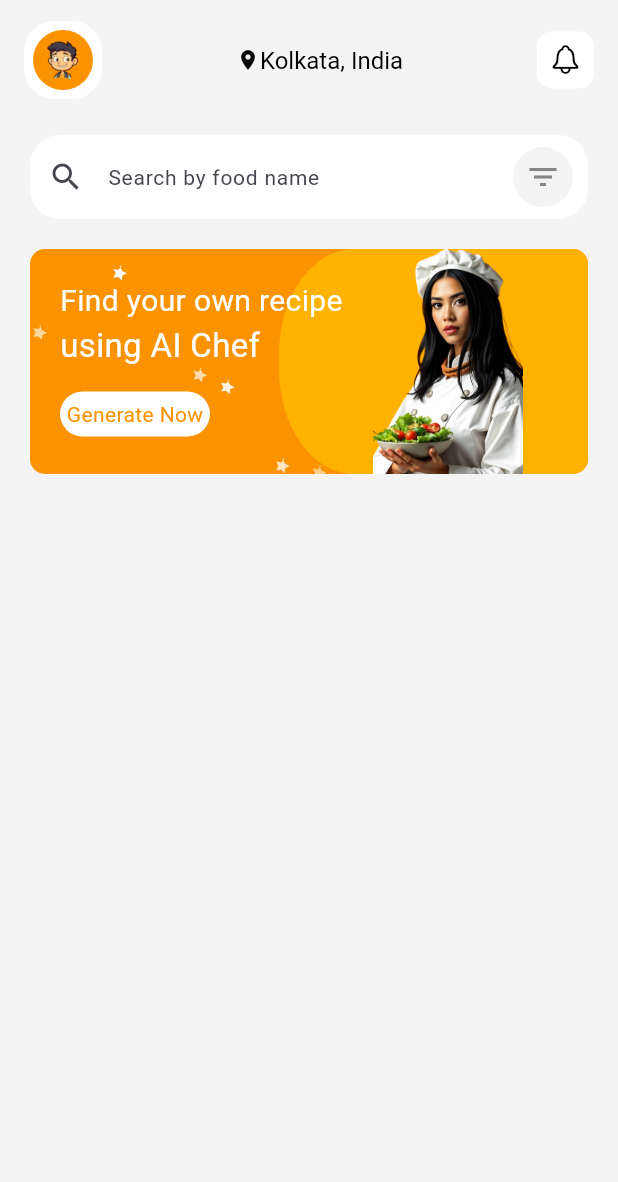
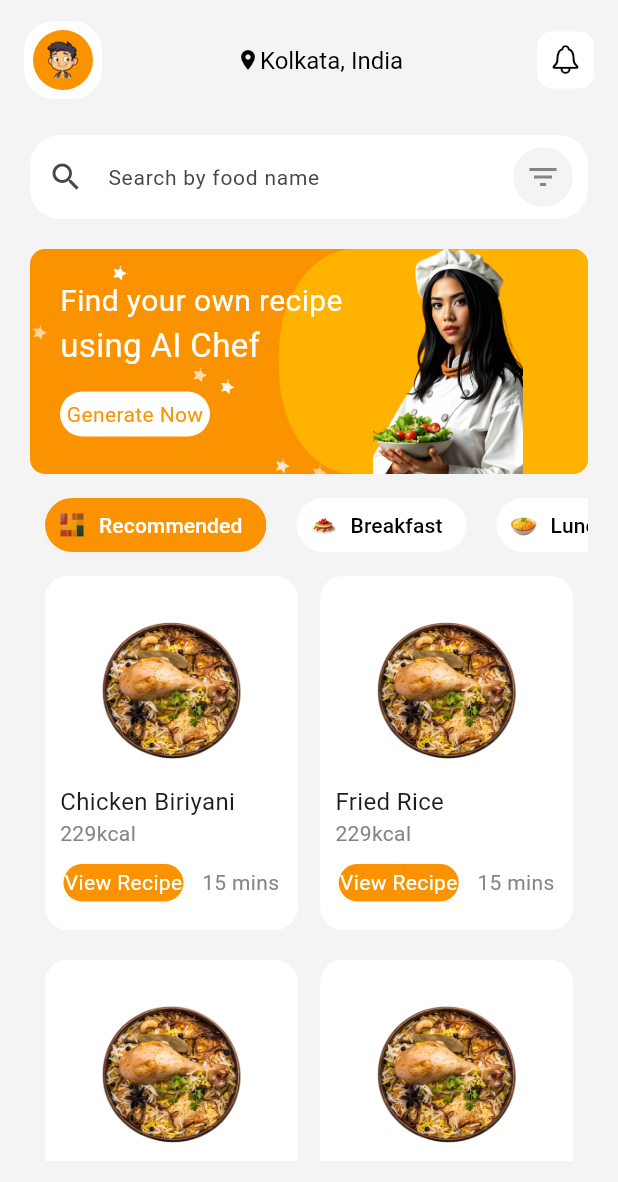
Before and after one commit to priyanshudutta04/MyAIChef, a Flutter app: the screen it shows after launch, on a phone screen of 412 x 824 dp. Shown: the top 1182 px of the screen. Run offline on Flutter 3.47's test engine with Material 3 defaults, Android fonts, the light colour scheme and no system bars; our stand-ins replace audioplayers, geocoding, geolocator, lottie, shimmer, velocity_x.

Commit message:
home ui created

```diff
--- a/lib/pages/home.dart
+++ b/lib/pages/home.dart
@@ -5,13 +5,9 @@ import 'package:geolocator/geolocator.dart';
 import 'package:geocoding/geocoding.dart';
 import 'package:my_ai_chef/widgets/charger_card.dart';
 import 'package:my_ai_chef/widgets/pulsating_gradient.dart';
+import 'package:my_ai_chef/widgets/sparkling_animation.dart';
 import 'package:shimmer/shimmer.dart';
-
-
 import 'package:velocity_x/velocity_x.dart';
-
-
-
 
 class HomePage extends StatefulWidget {
   const HomePage({super.key});
@@ -22,6 +18,33 @@ class HomePage extends StatefulWidget {
 
 class _HomePageState extends State<HomePage> {
 
+  int selectedChipIndex=0;
+  final Map<String, String> filterChips = {
+    "Recommended": "assets/images/recom.png",
+    "Breakfast": "assets/images/breakfast.png",
+    "Lunch": "assets/images/lunch.png",
+    "Appetizer": "assets/images/apetizer.png",
+    "Dinner": "assets/images/dinner.png",
+  };
+
+  final Map<String, List<String>> recomFoods = {
+    "Chicken Biriyani": [
+      "229kcal",
+      "assets/images/biriyani.png"
+    ],
+    "Fried Rice": [
+      "229kcal",
+      "assets/images/biriyani.png"
+    ],
+    "Tikka Masala": [
+      "229kcal",
+      "assets/images/biriyani.png"
+    ],
+    "Noodles": [
+      "229kcal",
+      "assets/images/biriyani.png"
+    ],
+  };
 
   @override
   void initState() {
@@ -204,8 +227,133 @@ class _HomePageState extends State<HomePage> {
                           ),
                         ],
                       ),
+                  ),
 
+                  SizedBox(height: 10,),
+
+                  Center(
+                    child: SingleChildScrollView(
+                      scrollDirection: Axis.horizontal,
+                      child: Row(
+                        children: List<Widget>.generate(filterChips.length, (int index) {
+                          return Padding(
+                            padding: EdgeInsets.symmetric(horizontal:10),
+                            child: FilterChip(
+                              backgroundColor: context.theme.highlightColor,
+                              showCheckmark: false,
+                              selectedColor: context.theme.cardColor,
+                              avatar: Image.asset(
+                                width: 35,
+                                height: 35,
+                                filterChips.values.elementAt(index),
+                                fit: BoxFit.cover,
+                              ),
+                              shape: RoundedRectangleBorder(
+                                borderRadius: BorderRadius.circular(20),
+                              ),
+                              side: BorderSide.none,
+                              label: Text(
+                                filterChips.keys.elementAt(index),
+                                style: TextStyle(
+                                  color: selectedChipIndex== index?context.theme.highlightColor:Colors.black
+                                ),
+                              ),
+                              selected: selectedChipIndex == index,
+                              onSelected: (bool selected) {
+                                setState(() {
+                                  selectedChipIndex =  index;
+                                });
+                              },
+                            ),
+                          );
+                        }),
+                      ),
+                    )
                   ),
+
+
+
+                   Container(
+                    height: 400,
+                     child: GridView.builder(
+                        gridDelegate: SliverGridDelegateWithFixedCrossAxisCount(
+                          crossAxisCount: 2,
+                          crossAxisSpacing: 15.0,
+                          mainAxisSpacing: 20.0,
+                          childAspectRatio: 1/1.4,
+                        ),
+                        itemCount: recomFoods.length,
+                        itemBuilder: (context, index) {
+                          String key = recomFoods.keys.elementAt(index);
+                          List<String>? values = recomFoods[key];
+                          return Container(
+                            decoration: BoxDecoration(
+                               color: context.theme.highlightColor,
+                               borderRadius: BorderRadius.circular(15)
+                            ),
+
+                            child: Column(
+                              crossAxisAlignment: CrossAxisAlignment.start,
+                              mainAxisAlignment: MainAxisAlignment.center,
+                              children: [
+                              Center(
+                                  child: Image.asset(
+                                  width: 120,
+                                  height: 120,
+                                  values![1],
+                                  fit: BoxFit.cover,
+                                ),
+                              ),
+                               Padding(
+                                  padding: const EdgeInsets.symmetric(horizontal: 10),
+                                  child: Text(
+                                      key,
+                                      style: TextStyle( fontSize: 16),
+                                    ),
+                                ),
+                              Padding(
+                                padding: const EdgeInsets.symmetric(horizontal: 10),
+                                child: Text(
+                                   values![0],
+                                    style: TextStyle( fontSize: 14,color: context.theme.splashColor),
+                                ),
+                              ),
+                              SizedBox(height: 10,),
+
+                                Row(
+                                  mainAxisAlignment: MainAxisAlignment.spaceEvenly,
+                                  children: [
+                                    GestureDetector(
+                                      child: Container(
+                                        width: 80,
+                                        height:25,
+                                        decoration: BoxDecoration(
+                                          color: context.theme.cardColor,
+                                          borderRadius: BorderRadius.circular(20)
+                                        ),
+                                        child: Center(child: Text("View Recipe",
+                                          style: TextStyle(color: context.theme.highlightColor),
+                                        )),
+                                      ),
+                                    ),
+                                    Text(
+                                      "15 mins",
+                                      style: TextStyle( fontSize: 14,color: context.theme.splashColor),
+                                    ),
+                                  ],
+                                ),
+
+                            ],
+                          ),
+                          );
+                        },
+                        padding: const EdgeInsets.all(10.0),
+                        physics: AlwaysScrollableScrollPhysics(),
+                     ),
+                   ),
+
+
+
 
 
               ],
@@ -216,162 +364,3 @@ class _HomePageState extends State<HomePage> {
     );
   }
 }
-
-
-class SparklingAnimation extends StatefulWidget {
-  final Widget child;
-
-  const SparklingAnimation({required this.child});
-
-  @override
-  _SparklingAnimationState createState() => _SparklingAnimationState();
-}
-
-class _SparklingAnimationState extends State<SparklingAnimation> with SingleTickerProviderStateMixin {
-  final Random random = Random();
-  final List<List<Offset>> _sparkleTrails = []; // Stores a list of previous positions for each star
-  final List<double> _sparkleOpacities = [];
-  final List<Offset> _velocity = [];
-  late AnimationController _controller;
-
-  final double maxSpeed = 0.3;  // Slow down the movement
-  final int trailLength = 10; // Number of trail positions to store for each star
-
-  @override
-  void initState() {
-    super.initState();
-
-    // Initialize stars with trails
-    for (int i = 0; i < 10; i++) {
-      // Initialize each star's trail with its starting position
-      List<Offset> initialTrail = List.generate(
-        trailLength,
-        (_) => Offset(random.nextDouble() * 200, random.nextDouble() * 200),
-      );
-
-      _sparkleTrails.add(initialTrail);
-      _sparkleOpacities.add(random.nextDouble() * 0.5 + 0.5);
-
-      _velocity.add(Offset(
-        random.nextDouble() * maxSpeed * 2 - maxSpeed,
-        random.nextDouble() * maxSpeed * 2 - maxSpeed,
-      ));
-    }
-
-    _controller = AnimationController(
-      duration: const Duration(milliseconds: 16),
-      vsync: this,
-    )..repeat();
-
-    _controller.addListener(() {
-      for (int i = 0; i < _sparkleTrails.length; i++) {
-        // Update the trail by removing the oldest position and adding the new position
-        List<Offset> trail = _sparkleTrails[i];
-
-        Offset newPosition = trail.last + _velocity[i];
-
-        // Ensure the new position stays within bounds
-        if (newPosition.dx < 0 || newPosition.dx > 200) {
-          _velocity[i] = Offset(-_velocity[i].dx, _velocity[i].dy);
-        }
-        if (newPosition.dy < 0 || newPosition.dy > 200) {
-          _velocity[i] = Offset(_velocity[i].dx, -_velocity[i].dy);
-        }
-
-        // Add new position at the end and remove the oldest position
-        trail.add(newPosition);
-        if (trail.length > trailLength) {
-          trail.removeAt(0);
-        }
-
-        _sparkleTrails[i] = trail;
-      }
-      setState(() {});
-    });
-  }
-
-  @override
-  void dispose() {
-    _controller.dispose();
-    super.dispose();
-  }
-
-  @override
-  Widget build(BuildContext context) {
-    return ClipRect(  // This restricts the drawing area of CustomPaint
-      child: Stack(
-        children: [
-          widget.child,
-          Positioned.fill(
-            child: CustomPaint(
-              painter: SparklingPainter(
-                sparkleTrails: _sparkleTrails,
-                sparkleOpacities: _sparkleOpacities,
-              ),
-            ),
-          ),
-        ],
-      ),
-    );
-  }
-}
-
-class SparklingPainter extends CustomPainter {
-  final List<List<Offset>> sparkleTrails;
-  final List<double> sparkleOpacities;
-
-  SparklingPainter({
-    required this.sparkleTrails,
-    required this.sparkleOpacities,
-  });
-
-  @override
-  void paint(Canvas canvas, Size size) {
-    final Paint paint = Paint()
-      ..color = Colors.white
-      ..style = PaintingStyle.fill;
-
-    for (int i = 0; i < sparkleTrails.length; i++) {
-      final List<Offset> trail = sparkleTrails[i];
-      final double opacity = sparkleOpacities[i];
-
-      // Draw the trail, fading out with each previous position
-      for (int j = 0; j < trail.length - 1; j++) {
-        final Offset start = trail[j];
-        final Offset end = trail[j + 1];
-
-        // Create a fading effect by decreasing opacity for older positions
-        paint.color = Colors.white.withOpacity(opacity * (j + 1) / trail.length);
-
-        // Draw a line segment for the trail
-        canvas.drawLine(start, end, paint);
-      }
-
-      // Draw the current star (last position in the trail)
-      paint.color = Colors.white.withOpacity(opacity);
-      drawStar(canvas, trail.last.dx, trail.last.dy, paint);
-    }
-  }
-
-  void drawStar(Canvas canvas, double x, double y, Paint paint) {
-    final path = Path();
-    const double radius = 5.0;
-    path.moveTo(x, y - radius);
-    for (int i = 1; i <= 5; i++) {
-      path.lineTo(
-        x + radius * cos((i * 2 * pi) / 5),
-        y - radius * sin((i * 2 * pi) / 5),
-      );
-      path.lineTo(
-        x + (radius / 2) * cos(((i * 2 + 1) * pi) / 5),
-        y - (radius / 2) * sin(((i * 2 + 1) * pi) / 5));
-    }
-    path.close();
-    canvas.drawPath(path, paint);
-  }
-
-  @override
-  bool shouldRepaint(covariant CustomPainter oldDelegate) {
-    return true;
-  }
-}
--- /dev/null
+++ b/lib/widgets/sparkling_animation.dart
@@ -0,0 +1,161 @@
+import 'dart:math';
+
+import 'package:flutter/material.dart';
+
+class SparklingAnimation extends StatefulWidget {
+  final Widget child;
+
+  const SparklingAnimation({required this.child});
+
+  @override
+  _SparklingAnimationState createState() => _SparklingAnimationState();
+}
+
+class _SparklingAnimationState extends State<SparklingAnimation> with SingleTickerProviderStateMixin {
+  final Random random = Random();
+  final List<List<Offset>> _sparkleTrails = []; // Stores a list of previous positions for each star
+  final List<double> _sparkleOpacities = [];
+  final List<Offset> _velocity = [];
+  late AnimationController _controller;
+
+  final double maxSpeed = 0.3;  // Slow down the movement
+  final int trailLength = 10; // Number of trail positions to store for each star
+
+  @override
+  void initState() {
+    super.initState();
+
+    // Initialize stars with trails
+    for (int i = 0; i < 10; i++) {
+      // Initialize each star's trail with its starting position
+      List<Offset> initialTrail = List.generate(
+        trailLength,
+        (_) => Offset(random.nextDouble() * 200, random.nextDouble() * 200),
+      );
+
+      _sparkleTrails.add(initialTrail);
+      _sparkleOpacities.add(random.nextDouble() * 0.5 + 0.5);
+
+      _velocity.add(Offset(
+        random.nextDouble() * maxSpeed * 2 - maxSpeed,
+        random.nextDouble() * maxSpeed * 2 - maxSpeed,
+      ));
+    }
+
+    _controller = AnimationController(
+      duration: const Duration(milliseconds: 16),
+      vsync: this,
+    )..repeat();
+
+    _controller.addListener(() {
+      for (int i = 0; i < _sparkleTrails.length; i++) {
+        // Update the trail by removing the oldest position and adding the new position
+        List<Offset> trail = _sparkleTrails[i];
+
+        Offset newPosition = trail.last + _velocity[i];
+
+        // Ensure the new position stays within bounds
+        if (newPosition.dx < 0 || newPosition.dx > 200) {
+          _velocity[i] = Offset(-_velocity[i].dx, _velocity[i].dy);
+        }
+        if (newPosition.dy < 0 || newPosition.dy > 200) {
+          _velocity[i] = Offset(_velocity[i].dx, -_velocity[i].dy);
+        }
+
+        // Add new position at the end and remove the oldest position
+        trail.add(newPosition);
+        if (trail.length > trailLength) {
+          trail.removeAt(0);
+        }
+
+        _sparkleTrails[i] = trail;
+      }
+      setState(() {});
+    });
+  }
+
+  @override
+  void dispose() {
+    _controller.dispose();
+    super.dispose();
+  }
+
+  @override
+  Widget build(BuildContext context) {
+    return ClipRect(  // This restricts the drawing area of CustomPaint
+      child: Stack(
+        children: [
+          widget.child,
+          Positioned.fill(
+            child: CustomPaint(
+              painter: SparklingPainter(
+                sparkleTrails: _sparkleTrails,
+                sparkleOpacities: _sparkleOpacities,
+              ),
+            ),
+          ),
+        ],
+      ),
+    );
+  }
+}
+
+class SparklingPainter extends CustomPainter {
+  final List<List<Offset>> sparkleTrails;
+  final List<double> sparkleOpacities;
+
+  SparklingPainter({
+    required this.sparkleTrails,
+    required this.sparkleOpacities,
+  });
+
+  @override
+  void paint(Canvas canvas, Size size) {
+    final Paint paint = Paint()
+      ..color = Colors.white
+      ..style = PaintingStyle.fill;
+
+    for (int i = 0; i < sparkleTrails.length; i++) {
+      final List<Offset> trail = sparkleTrails[i];
+      final double opacity = sparkleOpacities[i];
+
+      // Draw the trail, fading out with each previous position
+      for (int j = 0; j < trail.length - 1; j++) {
+        final Offset start = trail[j];
+        final Offset end = trail[j + 1];
+
+        // Create a fading effect by decreasing opacity for older positions
+        paint.color = Colors.white.withOpacity(opacity * (j + 1) / trail.length);
+
+        // Draw a line segment for the trail
+        canvas.drawLine(start, end, paint);
+      }
+
+      // Draw the current star (last position in the trail)
+      paint.color = Colors.white.withOpacity(opacity);
+      drawStar(canvas, trail.last.dx, trail.last.dy, paint);
+    }
+  }
+
+  void drawStar(Canvas canvas, double x, double y, Paint paint) {
+    final path = Path();
+    const double radius = 5.0;
+    path.moveTo(x, y - radius);
+    for (int i = 1; i <= 5; i++) {
+      path.lineTo(
+        x + radius * cos((i * 2 * pi) / 5),
+        y - radius * sin((i * 2 * pi) / 5),
+      );
+      path.lineTo(
+        x + (radius / 2) * cos(((i * 2 + 1) * pi) / 5),
+        y - (radius / 2) * sin(((i * 2 + 1) * pi) / 5));
+    }
+    path.close();
+    canvas.drawPath(path, paint);
+  }
+
+  @override
+  bool shouldRepaint(covariant CustomPainter oldDelegate) {
+    return true;
+  }
+}
```
Also changed, not shown: assets/images/apetizer.png (added), assets/images/biriyani.png (added), assets/images/breakfast.png (added), assets/images/dinner.png (added), assets/images/lunch.png (added), assets/images/recom.png (added), assets/images/recommended.png (added).
